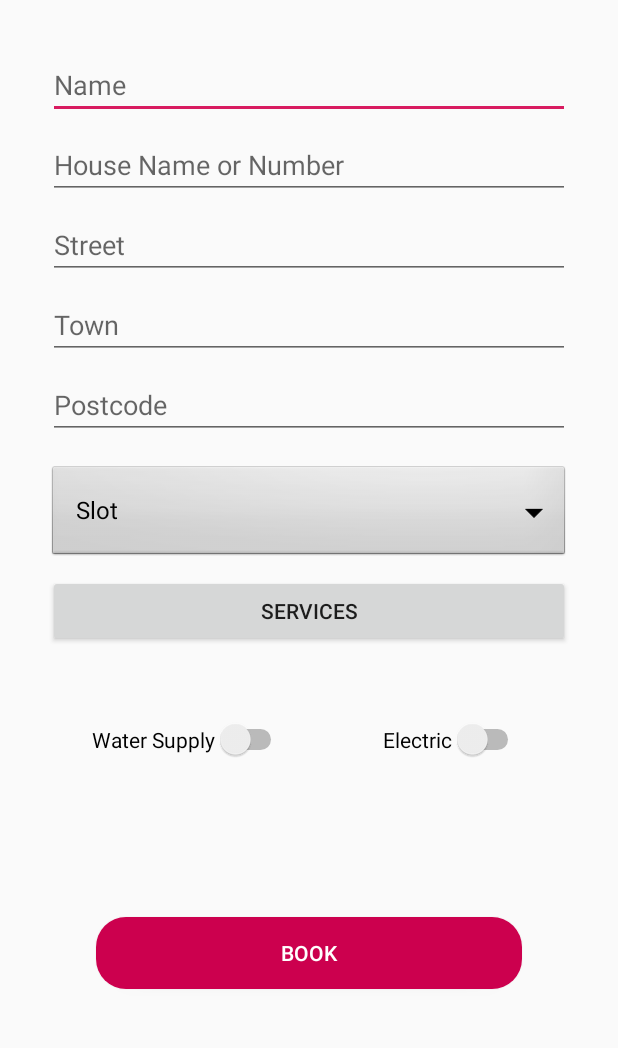
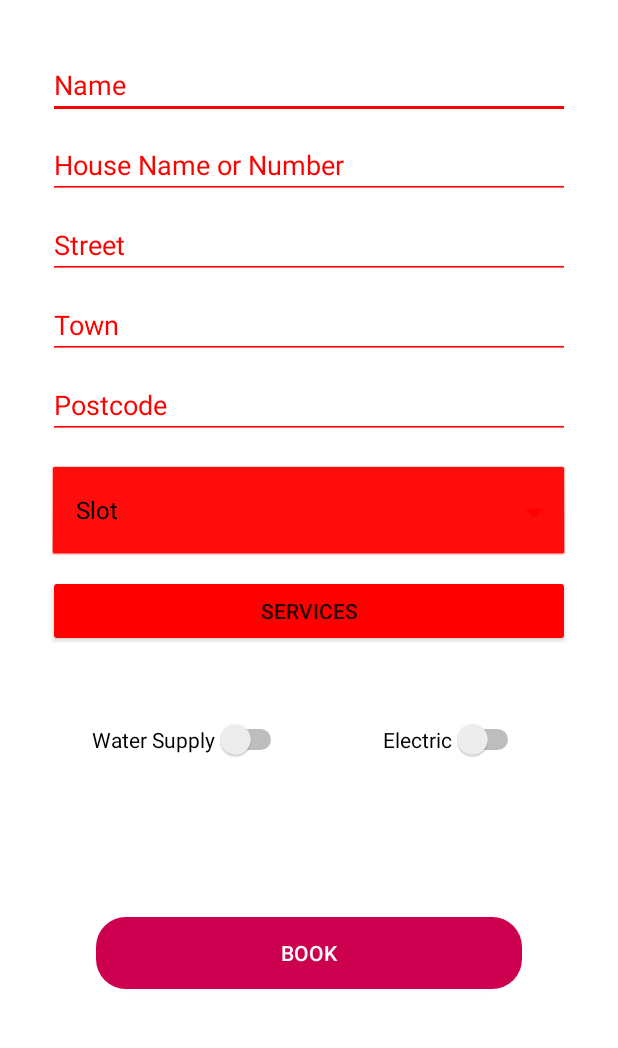
Before and after one commit to mattioso/Autoclean, an Android app: the DataCollectionActivity screen opened directly, with no data from a screen before it, after a tap on "BOOK", on a phone screen of 412 x 824 dp, the part 90-1138 px from its top. Run offline under Robolectric (Android 15) with nearby library versions, the phone set to English and light mode, and no system bars; 3 statements that could not run were skipped.

Commit message:
Added data collection only functioning if all fields are filled, added clear indication for when a form has not been filled out

```diff
--- a/app/src/main/java/uk/co/appoly/autoclean/DataCollectionActivity.java
+++ b/app/src/main/java/uk/co/appoly/autoclean/DataCollectionActivity.java
@@ -5,9 +5,15 @@ import androidx.appcompat.app.AppCompatActivity;
 import androidx.recyclerview.widget.LinearLayoutManager;
 import androidx.recyclerview.widget.RecyclerView;
 
+import android.annotation.SuppressLint;
 import android.content.Intent;
+import android.content.res.ColorStateList;
+import android.graphics.Color;
 import android.os.Bundle;
+import android.text.Editable;
+import android.text.TextWatcher;
 import android.util.Log;
+import android.view.MotionEvent;
 import android.widget.ArrayAdapter;
 import android.widget.Button;
 import android.widget.Spinner;
@@ -16,9 +22,6 @@ import android.widget.TextView;
 import android.widget.Toast;
 
 import java.util.ArrayList;
-import java.util.Collections;
-import java.util.Dictionary;
-import java.util.Hashtable;
 
 public class DataCollectionActivity extends AppCompatActivity {
 
@@ -26,11 +29,11 @@ public class DataCollectionActivity extends AppCompatActivity {
 
     private Spinner timeSlotsSpinner;
 
-    private TextView nameTextView;
-    private TextView houseTextView;
-    private TextView streetTextView;
-    private TextView townTextView;
-    private TextView postCodeTextView;
+    private TextView nameEditText;
+    private TextView houseEditText;
+    private TextView streetEditText;
+    private TextView townEditText;
+    private TextView postEditText;
 
     private Switch waterSwitch;
     private Switch powerSwitch;
@@ -44,6 +47,15 @@ public class DataCollectionActivity extends AppCompatActivity {
 
     private RecyclerView displayServices;
     private RecyclerView.Adapter mAdapter;
+
+    private String formName;
+    private String formAddressLine1;
+    private String formAddressLine2;
+    private String formTown;
+    private String formPostcode;
+    private String formTimeSlot;
+    private Boolean waterSupply;
+    private Boolean powerSupply;
 
     @Override
     protected void onCreate(Bundle savedInstanceState) {
@@ -62,11 +74,17 @@ public class DataCollectionActivity extends AppCompatActivity {
         ArrayAdapter<String> adapter = new ArrayAdapter<>(this, android.R.layout.simple_spinner_dropdown_item, timeSlots);
         timeSlotsSpinner.setAdapter(adapter);
 
-        nameTextView = findViewById(R.id.nameEditText);
-        houseTextView = findViewById(R.id.addressOneEditText);
-        streetTextView = findViewById(R.id.addressTwoEditText);
-        townTextView = findViewById(R.id.townEditText);
-        postCodeTextView = findViewById(R.id.postcodeEditText);
+        nameEditText = findViewById(R.id.nameEditText);
+        houseEditText = findViewById(R.id.addressOneEditText);
+        streetEditText = findViewById(R.id.addressTwoEditText);
+        townEditText = findViewById(R.id.townEditText);
+        postEditText = findViewById(R.id.postcodeEditText);
+
+        colourReset(nameEditText);
+        colourReset(houseEditText);
+        colourReset(streetEditText);
+        colourReset(townEditText);
+        colourReset(postEditText);
 
         waterSwitch = findViewById(R.id.waterSwitch);
         powerSwitch = findViewById(R.id.powerSwitch);
@@ -76,28 +94,17 @@ public class DataCollectionActivity extends AppCompatActivity {
 
         displayServices = findViewById(R.id.servicesRecyclerView);
         displayServices.hasFixedSize();
-        displayServices.setLayoutManager(new LinearLayoutManager(this));
+        displayServices.setLayoutManager(new LinearLayoutManager(this) {
+            @Override
+            public boolean canScrollVertically() {
+                return false;
+            }
+        });
 
         mAdapter = new ServicesDisplayAdapter(this, selectedServicesTitles, selectedServicesPrice);
         displayServices.setAdapter(mAdapter);
 
-        bookButton.setOnClickListener((v) -> {
-
-            Dictionary bookingInfo = new Hashtable();
-            bookingInfo.put("name", nameTextView.getText().toString());
-            bookingInfo.put("line1", houseTextView.getText().toString());
-            bookingInfo.put("line2", streetTextView.getText().toString());
-            bookingInfo.put("town", townTextView.getText().toString());
-            bookingInfo.put("postcode", postCodeTextView.getText().toString());
-
-            bookingInfo.put("timeSlot", timeSlotsSpinner.getSelectedItem().toString());
-
-            bookingInfo.put("waterSupply", String.valueOf(waterSwitch.isChecked()));
-            bookingInfo.put("powerSupply", String.valueOf(powerSwitch.isChecked()));
-
-            Toast.makeText(this, "" + bookingInfo, Toast.LENGTH_LONG).show();
-
-        });
+        bookButton.setOnClickListener((v) -> validateForm());
 
         servicesButton.setOnClickListener((v) -> {
 
@@ -107,6 +114,73 @@ public class DataCollectionActivity extends AppCompatActivity {
 
         });
 
+    }
+
+    @SuppressLint("ClickableViewAccessibility")
+    private void colourReset(TextView editText) {
+        editText.setOnTouchListener((v, event) -> {
+            if (event.getAction() == MotionEvent.ACTION_UP) {
+                setTextViewColour(editText, Color.GRAY);
+            }
+            return false;
+        });
+        editText.addTextChangedListener(new TextWatcher() {
+            @Override
+            public void beforeTextChanged(CharSequence s, int start, int count, int after) {
+
+            }
+
+            @Override
+            public void onTextChanged(CharSequence s, int start, int before, int count) {
+                setTextViewColour(editText, Color.GRAY);
+            }
+
+            @Override
+            public void afterTextChanged(Editable s) {
+
+            }
+        });
+    }
+
+    private String getText(TextView textView) {
+        return textView.getText().toString();
+    }
+    private String getText(Spinner spinner) {
+        return spinner.getSelectedItem().toString();
+    }
+
+    private void validateForm() {
+
+        formName = getText(nameEditText);
+        formAddressLine1 = getText(houseEditText);
+        formAddressLine2 = getText(streetEditText);
+        formTown = getText(townEditText);
+        formPostcode = getText(townEditText);
+
+        formTimeSlot = getText(timeSlotsSpinner);
+
+        waterSupply = waterSwitch.isChecked();
+        powerSupply = powerSwitch.isChecked();
+
+        if (formComplete()) {
+            //Will move to new activity
+            Toast.makeText(this, "HERE", Toast.LENGTH_LONG).show();
+        } else {
+
+            if (formName.equals("")) setTextViewColour(nameEditText, Color.RED);
+            if (formAddressLine1.equals("")) setTextViewColour(houseEditText, Color.RED);
+            if (formAddressLine2.equals("")) setTextViewColour(streetEditText, Color.RED);
+            if (formTown.equals("")) setTextViewColour(townEditText, Color.RED);
+            if (formPostcode.equals("")) setTextViewColour(postEditText, Color.RED);
+            if (formTimeSlot.equals("Slot")) timeSlotsSpinner.setBackgroundTintList(ColorStateList.valueOf(Color.RED));
+            if (selectedServices.isEmpty()) servicesButton.setBackgroundTintList(ColorStateList.valueOf(Color.RED));
+
+        }
+    }
+
+    private void setTextViewColour(TextView textView, int colour) {
+        textView.setBackgroundTintList(ColorStateList.valueOf(colour));
+        textView.setHintTextColor(ColorStateList.valueOf(colour));
     }
 
     @Override
@@ -127,6 +201,10 @@ public class DataCollectionActivity extends AppCompatActivity {
                         selectedServicesPrice.add(ServiceDatabase.getServiceTypes().get(id).price);
                     }
 
+                    if(!selectedServices.isEmpty()) {
+                        servicesButton.setBackgroundColor(Color.WHITE);
+                    }
+
                     mAdapter = new ServicesDisplayAdapter(this, selectedServicesTitles, selectedServicesPrice);
                     displayServices.setAdapter(mAdapter);
 
@@ -137,4 +215,9 @@ public class DataCollectionActivity extends AppCompatActivity {
             }
         }
     }
+
+    private boolean formComplete() {
+        return !(formName.equals("") || formAddressLine1.equals("") || formAddressLine2.equals("") || formTown.equals("") || formPostcode.equals("") || formTimeSlot.equals("Slot"));
+    }
+
 }
--- a/app/src/main/res/layout/activity_data_collection.xml
+++ b/app/src/main/res/layout/activity_data_collection.xml
@@ -4,7 +4,8 @@
     xmlns:tools="http://schemas.android.com/tools"
     android:layout_width="match_parent"
     android:layout_height="match_parent"
-    tools:context=".DataCollectionActivity" >
+    tools:context=".DataCollectionActivity"
+    android:background="#FFFFFFFF">
 
     <androidx.constraintlayout.widget.ConstraintLayout
         android:id="@+id/bannerTextView"
```
